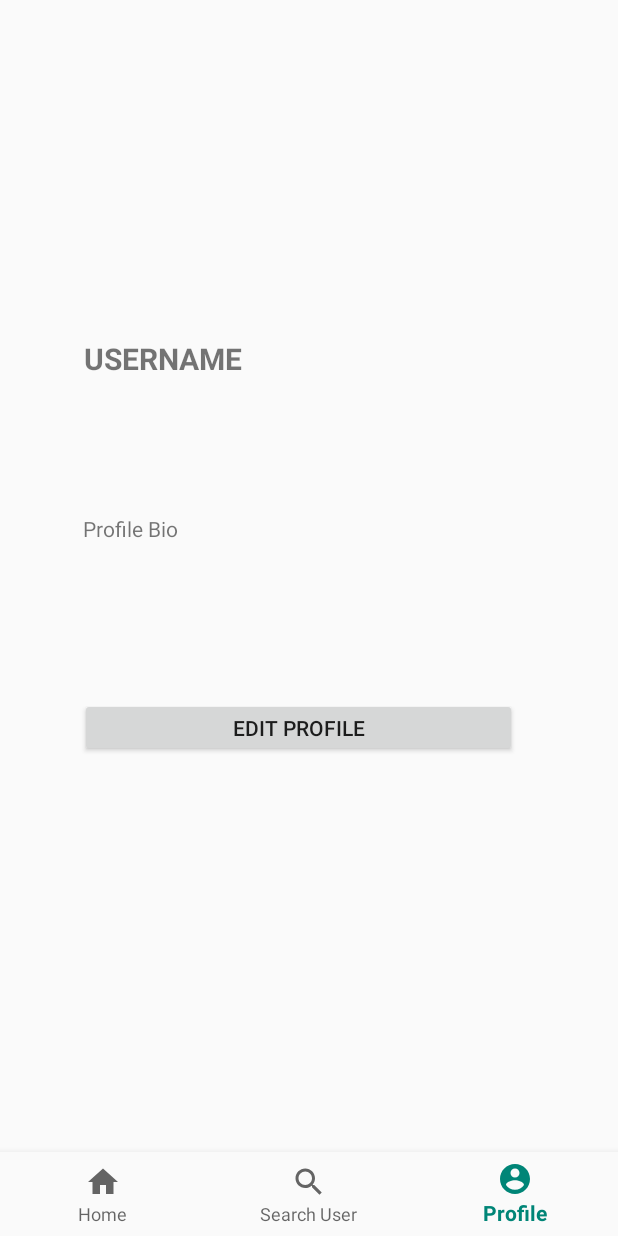
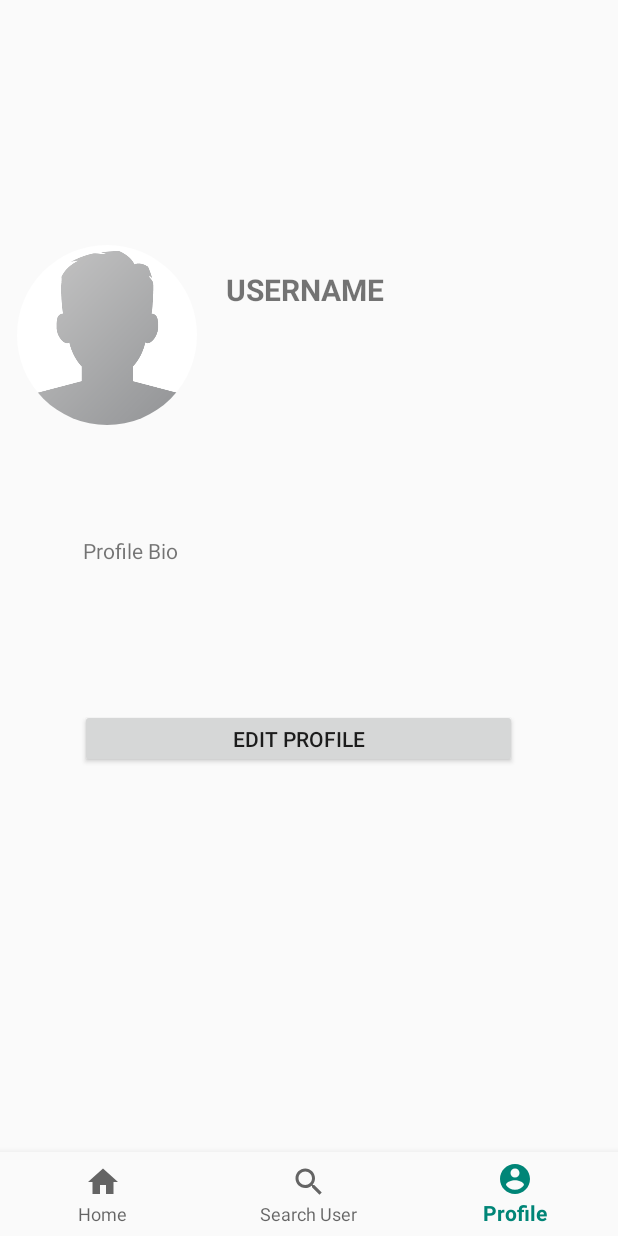
Before and after one commit to GrilledFishWithLemon/Quoddit, an Android app: the ProfileFragment screen opened through its navigation route, on a phone screen of 412 x 824 dp. Run offline under Robolectric (Android 15) with nearby library versions, the phone set to English and light mode, and no system bars; our stand-ins replace CircleImageView, Firebase (no records; nobody signed in at launch, a user with empty details on screens opened directly), Picasso, navigation-ui; pictures from the network do not load.

Commit message:
View image and upload image done, will sometimes crash tho

```diff
--- a/app/build.gradle
+++ b/app/build.gradle
@@ -56,6 +56,12 @@ dependencies {
     implementation 'com.google.firebase:firebase-auth:19.2.0'
     implementation 'com.google.firebase:firebase-database:19.2.0'
     implementation 'com.google.firebase:firebase-storage:19.1.0'
+    //circle image
+    implementation 'de.hdodenhof:circleimageview:3.0.1'
+    //to retrieve image
+    implementation 'com.squareup.picasso:picasso:2.71828'
+    //to crop image
+    api 'com.theartofdev.edmodo:android-image-cropper:2.8.+'
 }
 apply plugin: 'com.android.application'
 apply plugin: 'com.google.gms.google-services'
--- a/app/src/main/AndroidManifest.xml
+++ b/app/src/main/AndroidManifest.xml
@@ -18,6 +18,8 @@
                 <category android:name="android.intent.category.LAUNCHER" />
             </intent-filter>
         </activity>
+        <activity android:name="com.theartofdev.edmodo.cropper.CropImageActivity"
+            android:theme="@style/Base.Theme.AppCompat"/>
         <activity
             android:name=".MainActivity"
             android:label="@string/app_name"
@@ -25,5 +27,6 @@
             android:configChanges="keyboardHidden|orientation|screenSize"
             ></activity>
     </application>
-
+    <uses-permission android:name="android.permission.READ_EXTERNAL_STORAGE"/>
+    <uses-permission android:name="android.permission.WRITE_EXTERNAL_STORAGE"/>
 </manifest>
--- a/app/src/main/java/com/example/quoddit/Adapter/UserAdapter.kt
+++ b/app/src/main/java/com/example/quoddit/Adapter/UserAdapter.kt
@@ -12,6 +12,9 @@ import com.example.quoddit.Model.User
 import com.example.quoddit.ProfileFragment
 import com.example.quoddit.R
 import com.google.firebase.auth.FirebaseUser
+import com.squareup.picasso.Picasso
+import de.hdodenhof.circleimageview.CircleImageView
+import org.w3c.dom.Text
 
 
 class UserAdapter (private  var mContext: Context,
@@ -29,6 +32,7 @@ class UserAdapter (private  var mContext: Context,
 
     override fun onBindViewHolder(holder: UserAdapter.ViewHolder, position: Int) {
         var user = mUser[position]
+        Picasso.get().load(user.getProfileImage()).placeholder(R.drawable.profile).into(holder.userProfileImage)
         holder.userNameTextView.text = user.getUsername()
         holder.userBioTextView.text = user.getProfileBio()
 
@@ -45,6 +49,7 @@ class UserAdapter (private  var mContext: Context,
     class ViewHolder (@NonNull itemView: View) : RecyclerView.ViewHolder(itemView) {
         var userNameTextView: TextView = itemView.findViewById(R.id.user_name_search)
         var userBioTextView: TextView = itemView.findViewById(R.id.user_bio_search)
+        var userProfileImage: CircleImageView = itemView.findViewById(R.id.circleImageView_searchProfile)
     }
 
 }
--- a/app/src/main/java/com/example/quoddit/MainActivity.kt
+++ b/app/src/main/java/com/example/quoddit/MainActivity.kt
@@ -8,7 +8,10 @@ import androidx.navigation.ui.AppBarConfiguration
 import androidx.navigation.ui.setupActionBarWithNavController
 import androidx.navigation.ui.setupWithNavController
 
+
 class MainActivity : AppCompatActivity() {
+
+
 
     override fun onCreate(savedInstanceState: Bundle?) {
         super.onCreate(savedInstanceState)
--- a/app/src/main/java/com/example/quoddit/ProfileFragment.kt
+++ b/app/src/main/java/com/example/quoddit/ProfileFragment.kt
@@ -16,6 +16,7 @@ import com.google.firebase.database.DataSnapshot
 import com.google.firebase.database.DatabaseError
 import com.google.firebase.database.FirebaseDatabase
 import com.google.firebase.database.ValueEventListener
+import com.squareup.picasso.Picasso
 import kotlinx.android.synthetic.main.profile_fragment.view.*
 
 
@@ -66,6 +67,7 @@ class ProfileFragment : Fragment() {
                 }*/
                 if(p0.exists()){
                     val user = p0.getValue<User>(User::class.java)
+                    Picasso.get().load(user!!.getProfileImage()).placeholder(R.drawable.profile).into(view?.circleImageView_profilefrag)
                     view?.profile_name?.text = user!!.getUsername()
                     view?.profile_bio_tvt?.text = user!!.getProfileBio()
                 }
--- a/app/src/main/java/com/example/quoddit/SignUpActivity.kt
+++ b/app/src/main/java/com/example/quoddit/SignUpActivity.kt
@@ -45,7 +45,7 @@ class SignUpActivity : AppCompatActivity() {
                 mAuth.createUserWithEmailAndPassword(email, password)
                     .addOnCompleteListener{task ->
                         if (task.isSuccessful){
-                            saveUserInfo(email, userName, password )
+                            saveUserInfo(email, userName, password)
                         }
                         else{
                             val message = task.exception!!.toString()
@@ -68,6 +68,7 @@ class SignUpActivity : AppCompatActivity() {
         userMap["email"] = email
         userMap["password"] = password
         userMap["profileBio"] = "this is my bio."
+        userMap["profileImage"] = "https://firebasestorage.googleapis.com/v0/b/quoddit-e074f.appspot.com/o/Default%20Image%2F587674503157514241.png?alt=media&token=99159a99-9a0e-4182-b2fd-778ac44bf70c"
 
         usersRef.child(currentUserID).setValue(userMap)
             .addOnCompleteListener{task ->
--- a/app/src/main/res/layout/profile_fragment.xml
+++ b/app/src/main/res/layout/profile_fragment.xml
@@ -12,29 +12,46 @@
         android:id="@+id/profile_name"
         android:layout_width="250dp"
         android:layout_height="50dp"
-        android:layout_marginStart="56dp"
-        android:layout_marginTop="150dp"
-        android:layout_marginEnd="106dp"
-        android:layout_marginBottom="37dp"
+        android:layout_marginStart="9dp"
+        android:layout_marginTop="111dp"
+        android:layout_marginEnd="16dp"
+        android:layout_marginBottom="96dp"
         android:text="@string/profile_name"
         android:textSize="20sp"
         android:textStyle="bold"
         app:layout_constraintBottom_toTopOf="@+id/profile_bio_tvt"
         app:layout_constraintEnd_toEndOf="parent"
+        app:layout_constraintStart_toEndOf="@+id/circleImageView_profilefrag"
+        app:layout_constraintTop_toTopOf="parent" />
+
+    <de.hdodenhof.circleimageview.CircleImageView
+        android:id="@+id/circleImageView_profilefrag"
+        android:layout_width="120dp"
+        android:layout_height="120dp"
+        android:layout_marginStart="16dp"
+        android:layout_marginTop="98dp"
+        android:layout_marginEnd="10dp"
+        android:layout_marginBottom="65dp"
+        android:src="@drawable/profile"
+        app:layout_constraintBottom_toTopOf="@+id/profile_bio_tvt"
+        app:layout_constraintEnd_toStartOf="@+id/profile_name"
         app:layout_constraintStart_toStartOf="parent"
-        app:layout_constraintTop_toTopOf="parent" />
+        app:layout_constraintTop_toTopOf="parent">
+
+    </de.hdodenhof.circleimageview.CircleImageView>
 
     <TextView
         android:id="@+id/profile_bio_tvt"
         android:layout_width="281dp"
         android:layout_height="88dp"
         android:layout_marginStart="55dp"
-        android:layout_marginTop="10dp"
+        android:layout_marginTop="20dp"
         android:layout_marginEnd="75dp"
         android:layout_marginBottom="15dp"
         android:text="@string/profilebio_tv"
         app:layout_constraintBottom_toTopOf="@+id/btn_editProfile"
         app:layout_constraintEnd_toEndOf="parent"
+        app:layout_constraintHorizontal_bias="1.0"
         app:layout_constraintStart_toStartOf="parent"
         app:layout_constraintTop_toBottomOf="@+id/profile_name" />
 
@@ -48,8 +65,8 @@
         android:text="@string/editProfile"
         app:layout_constraintBottom_toBottomOf="parent"
         app:layout_constraintEnd_toEndOf="parent"
+        app:layout_constraintHorizontal_bias="0.0"
         app:layout_constraintStart_toStartOf="parent"
-        app:layout_constraintTop_toBottomOf="@+id/profile_bio_tvt"
-      />
+        app:layout_constraintTop_toBottomOf="@+id/profile_bio_tvt" />
 
 </androidx.constraintlayout.widget.ConstraintLayout>
```
Also changed, not shown: app/src/main/java/com/example/quoddit/Model/User.kt (+9 -1 lines), app/src/main/java/com/example/quoddit/ProfileSettings.kt (+98 -3 lines), app/src/main/res/layout/activity_profile_settings.xml (+22 -0 lines), app/src/main/res/layout/user_item_layout.xml (+13 -1 lines), app/src/main/res/drawable-v24/profile.png (added).
